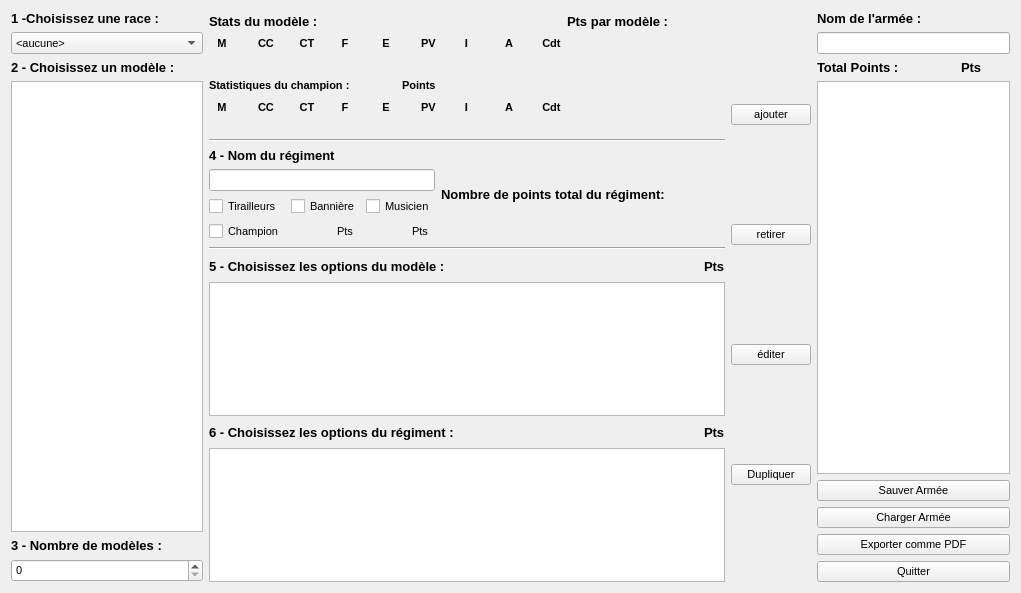
Old version of the form warhole/armywindow.ui in the repository kaosphere/Warhole.
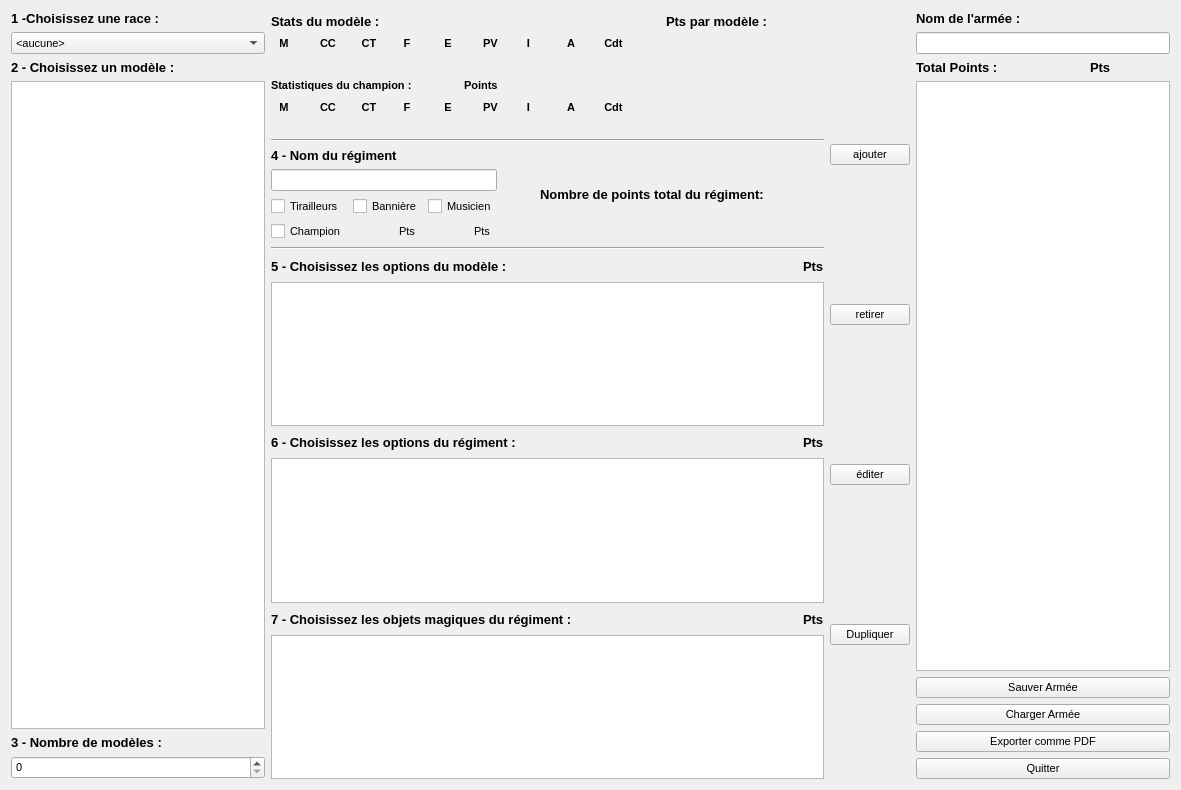
New version of the form.

Commit message: Army window now working with magical objects

What changed in the file:
```diff
--- a/warhole/armywindow.ui
+++ b/warhole/armywindow.ui
@@ -6,8 +6,8 @@
    <rect>
     <x>0</x>
     <y>0</y>
-    <width>1021</width>
-    <height>593</height>
+    <width>1181</width>
+    <height>790</height>
    </rect>
   </property>
   <property name="font">
@@ -18,6 +18,8 @@
   <property name="windowTitle">
    <string>Création d'armée</string>
   </property>
+  <layout class="QHBoxLayout" name="horizontalLayout_12">
+   <item>
   <layout class="QHBoxLayout" name="horizontalLayout_2">
    <item>
     <layout class="QVBoxLayout" name="verticalLayout_4">
@@ -1367,8 +1369,6 @@
       </layout>
      </item>
      <item>
-      <layout class="QVBoxLayout" name="verticalLayout_33">
-       <item>
         <layout class="QHBoxLayout" name="horizontalLayout_8">
          <item>
           <widget class="QLabel" name="label_40">
@@ -1501,8 +1501,139 @@
          </property>
         </widget>
        </item>
-      </layout>
-     </item>
+       <item>
+        <layout class="QHBoxLayout" name="horizontalLayout_11">
+         <item>
+          <widget class="QLabel" name="label_56">
+           <property name="font">
+            <font>
+             <pointsize>10</pointsize>
+             <weight>75</weight>
+             <bold>true</bold>
+            </font>
+           </property>
+           <property name="cursor">
+            <cursorShape>WhatsThisCursor</cursorShape>
+           </property>
+           <property name="toolTip">
+            <string>&lt;html&gt;&lt;head/&gt;&lt;body&gt;&lt;p&gt;Les options du régiments sont choisie pour le régiment dans sa globalité. &lt;/p&gt;&lt;p&gt;Le nombre de points de l'option est comptabilisé une fois pour tout le régiment.&lt;/p&gt;&lt;/body&gt;&lt;/html&gt;</string>
+           </property>
+           <property name="text">
+            <string>7 - Choisissez les objets magiques du régiment :</string>
+           </property>
+          </widget>
+         </item>
+         <item>
+          <spacer name="horizontalSpacer_9">
+           <property name="orientation">
+            <enum>Qt::Horizontal</enum>
+           </property>
+           <property name="sizeHint" stdset="0">
+            <size>
+             <width>40</width>
+             <height>20</height>
+            </size>
+           </property>
+          </spacer>
+         </item>
+         <item>
+          <widget class="QLabel" name="labelPointsObjects">
+           <property name="minimumSize">
+            <size>
+             <width>100</width>
+             <height>0</height>
+            </size>
+           </property>
+           <property name="palette">
+            <palette>
+             <active>
+              <colorrole role="WindowText">
+               <brush brushstyle="SolidPattern">
+                <color alpha="255">
+                 <red>8</red>
+                 <green>18</green>
+                 <blue>164</blue>
+                </color>
+               </brush>
+              </colorrole>
+             </active>
+             <inactive>
+              <colorrole role="WindowText">
+               <brush brushstyle="SolidPattern">
+                <color alpha="255">
+                 <red>8</red>
+                 <green>18</green>
+                 <blue>164</blue>
+                </color>
+               </brush>
+              </colorrole>
+             </inactive>
+             <disabled>
+              <colorrole role="WindowText">
+               <brush brushstyle="SolidPattern">
+                <color alpha="255">
+                 <red>100</red>
+                 <green>101</green>
+                 <blue>102</blue>
+                </color>
+               </brush>
+              </colorrole>
+             </disabled>
+            </palette>
+           </property>
+           <property name="font">
+            <font>
+             <pointsize>10</pointsize>
+             <weight>75</weight>
+             <bold>true</bold>
+            </font>
+           </property>
+           <property name="text">
+            <string/>
+           </property>
+           <property name="alignment">
+            <set>Qt::AlignRight|Qt::AlignTrailing|Qt::AlignVCenter</set>
+           </property>
+          </widget>
+         </item>
+         <item>
+          <widget class="QLabel" name="label_57">
+           <property name="font">
+            <font>
+             <pointsize>10</pointsize>
+             <weight>75</weight>
+             <bold>true</bold>
+            </font>
+           </property>
+           <property name="text">
+            <string>Pts</string>
+           </property>
+          </widget>
+         </item>
+        </layout>
+       </item>
+       <item>
+        <widget class="QTreeView" name="treeViewExistingObjects">
+         <property name="sizePolicy">
+          <sizepolicy hsizetype="Expanding" vsizetype="Expanding">
+           <horstretch>0</horstretch>
+           <verstretch>0</verstretch>
+          </sizepolicy>
+         </property>
+         <property name="cursor" stdset="0">
+          <cursorShape>ArrowCursor</cursorShape>
+         </property>
+         <property name="selectionMode">
+          <enum>QAbstractItemView::MultiSelection</enum>
+         </property>
+         <property name="animated">
+          <bool>true</bool>
+         </property>
+         <property name="allColumnsShowFocus">
+          <bool>true</bool>
+         </property>
+        </widget>
+       </item>
     </layout>
    </item>
    <item>
@@ -1706,6 +1837,8 @@
     </layout>
    </item>
   </layout>
+   </item>
+  </layout>
   <zorder></zorder>
   <zorder></zorder>
   <zorder></zorder>
```
Left out of the diff: 4 changed lines with no effect on the pictures. Lines whose indentation alone changed are shown as unchanged. The commit also changes 2 other files.
